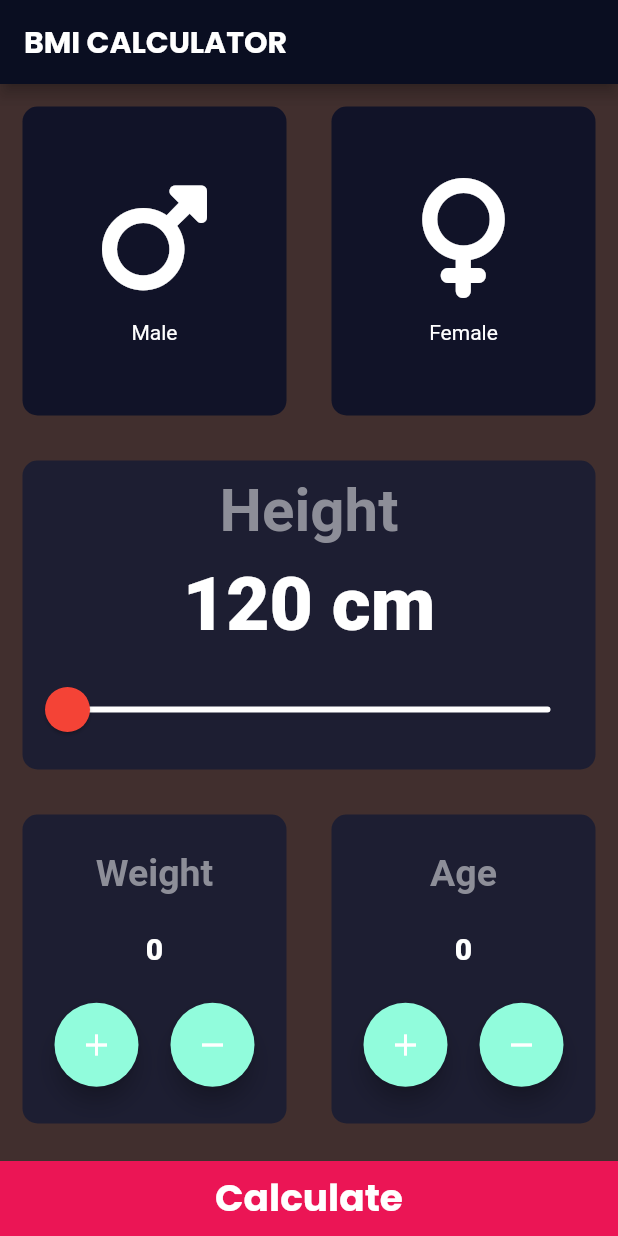
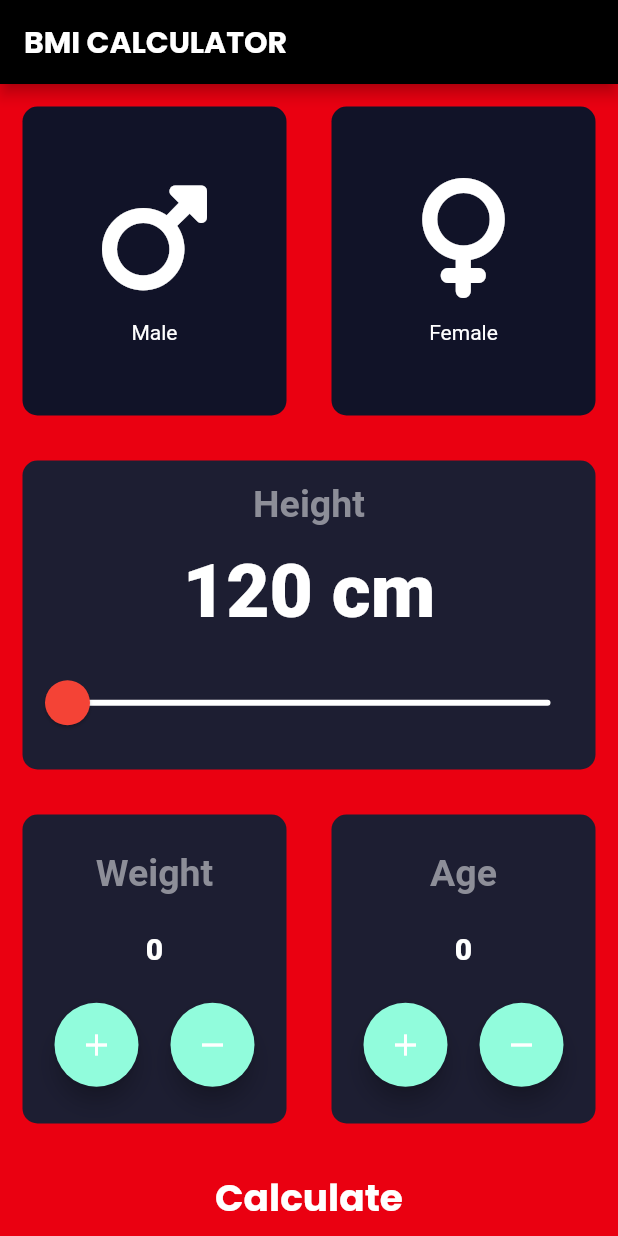
Before and after one commit to Akshat-sGit/bmi_calculator, a Flutter app: the screen it shows after launch, on a phone screen of 412 x 824 dp. Run offline on Flutter 3.47's test engine with Material 2 defaults, Android fonts, the phone set to English and light mode, and no system bars; our stand-ins replace font_awesome_flutter, google_fonts.

Commit message:
color changed

```diff
--- a/lib/input_page.dart
+++ b/lib/input_page.dart
@@ -9,7 +9,7 @@ import 'package:font_awesome_flutter/font_awesome_flutter.dart';
 const bottomContainerHeight = 80.0;
 const activeCardColor = Color.fromARGB(255, 29, 30, 50);
 const inactiveCardColor = Color(0xFF111328);
-const bottomContainerColor = Color(0xFFEB1555);
+const bottomContainerColor = Color.fromARGB(255, 234, 0, 17);
 
 // enum Gender{male, female,}
 
@@ -47,6 +47,7 @@ class _InputPageState extends State<InputPage> {
   Widget build(BuildContext context) {
     return Scaffold(
       appBar: AppBar(
+        backgroundColor: Colors.black,
         title: Text(
           'BMI CALCULATOR',
           style: GoogleFonts.poppins(
@@ -102,7 +103,7 @@ class _InputPageState extends State<InputPage> {
                 children: <Widget>[
                   const Text('Height',
                       style: TextStyle(
-                        fontSize: 40.0,
+                        fontSize: 25.0,
                         color: Color(0xFF8D8E98),
                         fontWeight: FontWeight.bold,
                       )),
--- a/lib/main.dart
+++ b/lib/main.dart
@@ -1,6 +1,5 @@
 import 'package:flutter/material.dart';
 import 'input_page.dart';
-import 'screen1.dart';
 
 void main() {
   runApp(const BMICalculator());
@@ -13,11 +12,12 @@ class BMICalculator extends StatelessWidget {
     return MaterialApp(
       theme: ThemeData.dark().copyWith(
         colorScheme: ColorScheme.fromSwatch().copyWith(
-            primary: const Color(0xFF0A0E21),
+            primary: const Color.fromARGB(0, 255, 255, 255),
             secondary: const Color(0xFF91FCDC)),
-        scaffoldBackgroundColor: const Color.fromARGB(218, 33, 12, 10),
+        scaffoldBackgroundColor:const Color.fromARGB(255, 234, 0, 17),
       ),
-      home: const InputPage(),
+      home: const InputPage(
+),
     );
   }
 }
```
Also changed, not shown: lib/screen1.dart (deleted, +0 -26 lines).
